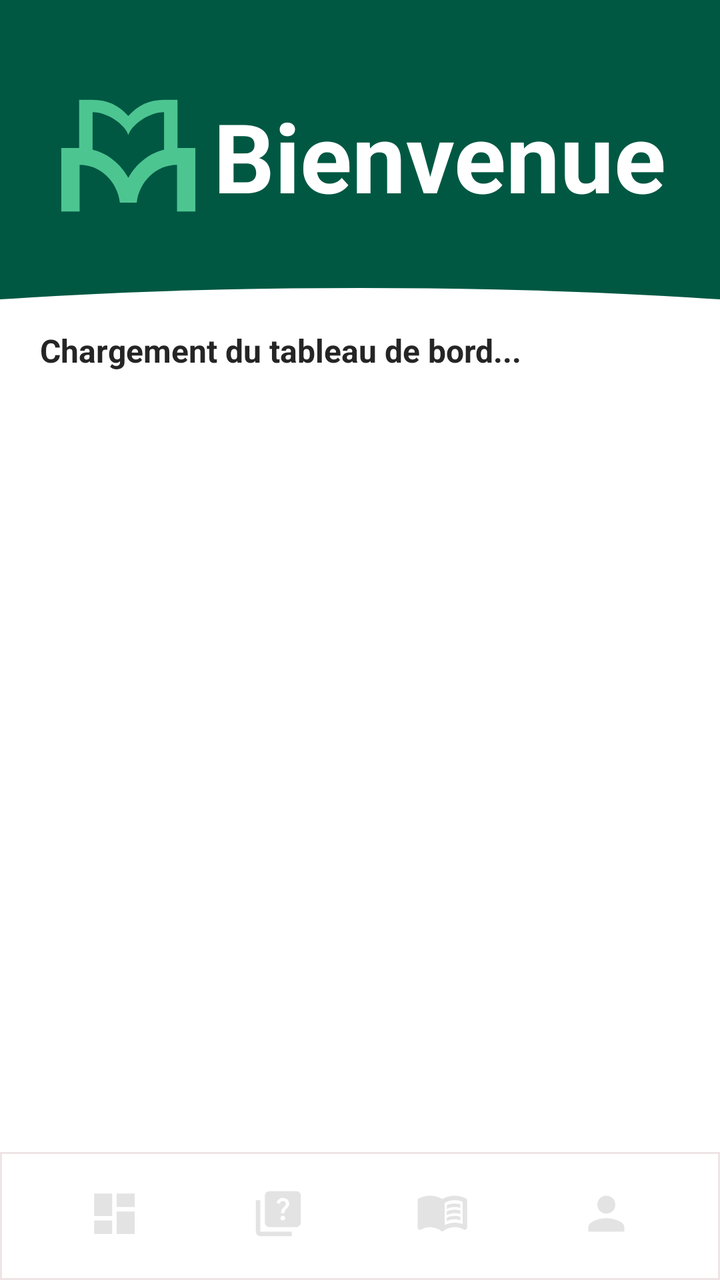
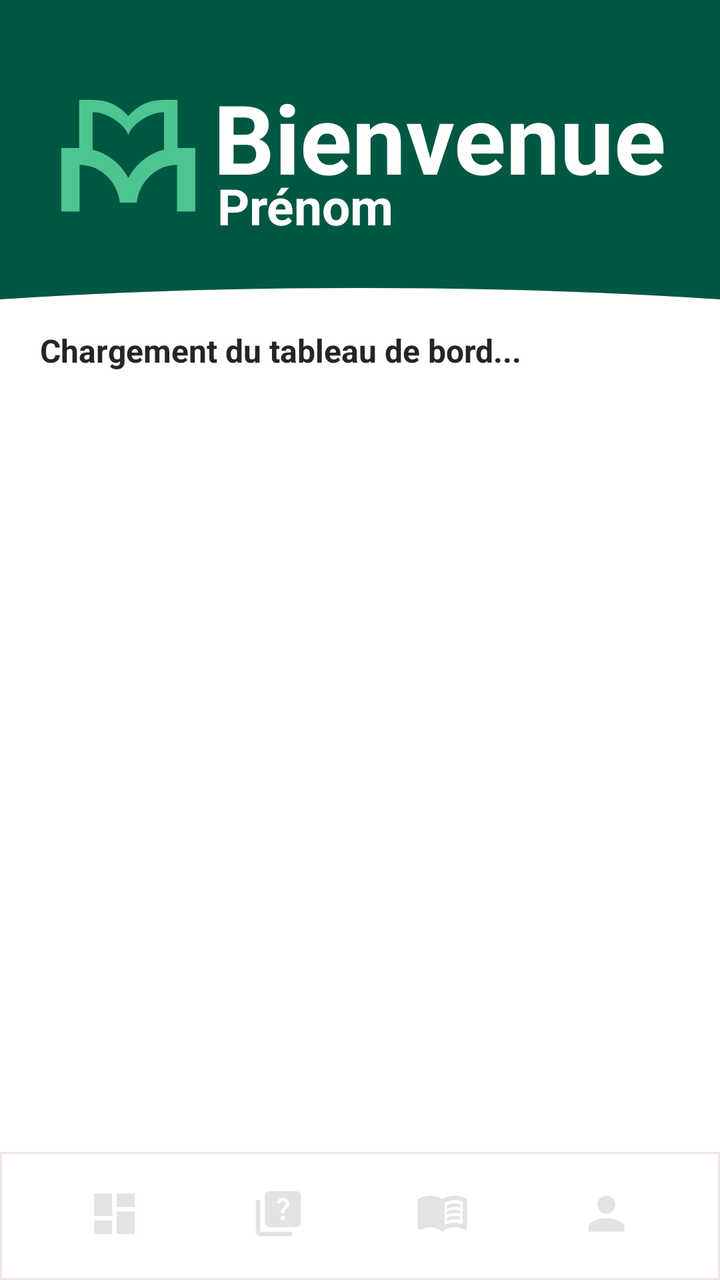

Before-and-after screenshots of an Android layout around one commit, followed by the original layout XML and the change that was made.
<!-- AndroidManifest.xml: activity theme Theme.MiniMoodle -->
<!-- res/layout/activity_main.xml -->
<?xml version="1.0" encoding="utf-8"?>
<LinearLayout xmlns:android="http://schemas.android.com/apk/res/android"
    xmlns:app="http://schemas.android.com/apk/res-auto"
    xmlns:tools="http://schemas.android.com/tools"
    android:id="@+id/main"
    android:layout_width="match_parent"
    android:layout_height="match_parent"
    android:background="@color/header_green"
    android:orientation="vertical"
    tools:context=".activites.MainActivity">

    <LinearLayout
        android:id="@+id/mainHeader"
        android:layout_width="match_parent"
        android:layout_height="144dp"
        android:background="@color/header_green"
        android:gravity="center"
        android:orientation="horizontal"
        android:paddingTop="28dp"
        android:paddingBottom="16dp">

        <ImageView
            android:layout_width="75dp"
            android:layout_height="75dp"
            android:contentDescription="@string/app_name"
            android:src="@drawable/ic_moodle_logo" />

        <TextView
            android:layout_width="wrap_content"
            android:layout_height="wrap_content"
            android:layout_marginLeft="5dp"
            android:text="Bienvenue"
            android:textColor="@color/white"
            android:textSize="48sp"
            android:textStyle="bold" />
    </LinearLayout>

    <View
        android:layout_width="700dp"
        android:layout_height="80dp"
        android:layout_gravity="center_horizontal"
        android:layout_marginBottom="-70dp"
        android:background="@drawable/bg_dome_white" />

    <ScrollView
        android:id="@+id/quizzesScroll"
        android:layout_width="match_parent"
        android:layout_height="0dp"
        android:layout_weight="1"
        android:background="@color/white"
        android:fillViewport="true">

        <LinearLayout
            android:id="@+id/dashboardContent"
            android:layout_width="match_parent"
            android:layout_height="wrap_content"
            android:orientation="vertical"
            android:paddingStart="20dp"
            android:paddingTop="10dp"
            android:paddingEnd="20dp"
            android:paddingBottom="18dp"
            tools:ignore="all">

            <TextView
                android:id="@+id/welcomeText"
                android:layout_width="match_parent"
                android:layout_height="wrap_content"
                android:text="Chargement du tableau de bord..."
                android:textColor="@color/text_dark"
                android:textSize="16sp"
                android:textStyle="bold" />
        </LinearLayout>
    </ScrollView>

    <include
        android:id="@+id/quizzesBottomNav"
        layout="@layout/layout_bottom_nav"
        android:layout_width="match_parent"
        android:layout_height="64dp" />

</LinearLayout>
<!-- res/layout/layout_bottom_nav.xml (included above) -->
<?xml version="1.0" encoding="utf-8"?>
<LinearLayout xmlns:android="http://schemas.android.com/apk/res/android"
    android:id="@+id/bottomNav"
    android:layout_width="match_parent"
    android:layout_height="64dp"
    android:background="@drawable/bg_bottom_nav"
    android:gravity="center"
    android:orientation="horizontal"
    android:paddingStart="16dp"
    android:paddingEnd="16dp">

    <LinearLayout
        android:layout_width="0dp"
        android:layout_height="match_parent"
        android:layout_weight="1"
        android:gravity="center"
        android:orientation="vertical">

        <ImageButton
            android:id="@+id/navDashboard"
            android:layout_width="match_parent"
            android:layout_height="42dp"
            android:background="?attr/selectableItemBackgroundBorderless"
            android:contentDescription="@string/nav_dashboard"
            android:paddingTop="10dp"
            android:paddingBottom="5dp"
            android:scaleType="fitCenter"
            android:src="@drawable/ic_nav_dashboard" />

        <View
            android:id="@+id/navDashboardDot"
            android:layout_width="6dp"
            android:layout_height="6dp"
            android:layout_marginBottom="1dp"
            android:background="@drawable/bg_nav_dot"
            android:visibility="invisible" />
    </LinearLayout>

    <LinearLayout
        android:layout_width="0dp"
        android:layout_height="match_parent"
        android:layout_weight="1"
        android:gravity="center"
        android:orientation="vertical">

        <ImageButton
            android:id="@+id/navAssignments"
            android:layout_width="match_parent"
            android:layout_height="42dp"
            android:background="?attr/selectableItemBackgroundBorderless"
            android:contentDescription="@string/nav_quizzes"
            android:paddingTop="10dp"
            android:paddingBottom="5dp"
            android:scaleType="fitCenter"
            android:src="@drawable/ic_nav_quiz" />

        <View
            android:id="@+id/navAssignmentsDot"
            android:layout_width="6dp"
            android:layout_height="6dp"
            android:layout_marginBottom="1dp"
            android:background="@drawable/bg_nav_dot"
            android:visibility="invisible" />
    </LinearLayout>

    <LinearLayout
        android:layout_width="0dp"
        android:layout_height="match_parent"
        android:layout_weight="1"
        android:gravity="center"
        android:orientation="vertical">

        <ImageButton
            android:id="@+id/navCourses"
            android:layout_width="match_parent"
            android:layout_height="42dp"
            android:background="?attr/selectableItemBackgroundBorderless"
            android:contentDescription="@string/nav_courses"
            android:paddingTop="10dp"
            android:paddingBottom="5dp"
            android:scaleType="fitCenter"
            android:src="@drawable/ic_nav_book" />

        <View
            android:id="@+id/navCoursesDot"
            android:layout_width="6dp"
            android:layout_height="6dp"
            android:layout_marginBottom="1dp"
            android:background="@drawable/bg_nav_dot"
            android:visibility="invisible" />
    </LinearLayout>

    <LinearLayout
        android:layout_width="0dp"
        android:layout_height="match_parent"
        android:layout_weight="1"
        android:gravity="center"
        android:orientation="vertical">

        <ImageButton
            android:id="@+id/navProfile"
            android:layout_width="match_parent"
            android:layout_height="42dp"
            android:background="?attr/selectableItemBackgroundBorderless"
            android:contentDescription="@string/nav_profile"
            android:paddingTop="10dp"
            android:paddingBottom="5dp"
            android:scaleType="fitCenter"
            android:src="@drawable/ic_nav_profile" />

        <View
            android:id="@+id/navProfileDot"
            android:layout_width="6dp"
            android:layout_height="6dp"
            android:layout_marginBottom="1dp"
            android:background="@drawable/bg_nav_dot"
            android:visibility="invisible" />
    </LinearLayout>

</LinearLayout>
<!-- resources referenced by this layout -->
<resources>
  <color name="header_green">#005842</color>
  <color name="text_dark">#252525</color>
  <color name="white">#FFFFFFFF</color>
  <!-- drawable bg_bottom_nav (drawable) -->
  <?xml version="1.0" encoding="utf-8"?>
  <shape xmlns:android="http://schemas.android.com/apk/res/android">
      <solid android:color="@color/white" />
      <stroke android:width="1dp" android:color="#EFE4E5" />
  </shape>
  <!-- drawable bg_dome_white (drawable) -->
  <?xml version="1.0" encoding="utf-8"?>
  <shape xmlns:android="http://schemas.android.com/apk/res/android"
      android:shape="oval">
      <solid android:color="@color/white" />
  </shape>
  <!-- drawable bg_nav_dot (drawable) -->
  <?xml version="1.0" encoding="utf-8"?>
  <shape xmlns:android="http://schemas.android.com/apk/res/android"
      android:shape="oval">
      <solid android:color="@color/button_orange" />
  </shape>
  <!-- drawable ic_moodle_logo (drawable) -->
  <vector xmlns:android="http://schemas.android.com/apk/res/android"
      android:width="240dp"
      android:height="240dp"
      android:viewportWidth="240"
      android:viewportHeight="240">
    <path
        android:pathData="M198.69,107.79l28.56,-0l0,101.43l-29.32,0l0,-74.55c-33.11,0 -60.46,26.42 -64.45,60.52l-26.97,0c-3.98,-34.09 -31.34,-60.52 -64.45,-60.52l0,74.55l-29.32,0l0,-101.43l28.56,0l0,-77.01l21.51,0c24.38,0 41.09,8.65 57.18,25.77c16.09,-17.12 32.8,-25.77 57.18,-25.77l21.51,-0l0,77.01ZM62.82,110.35c24.34,6.11 44.89,22.73 57.18,45.1c12.29,-22.37 32.84,-38.99 57.18,-45.1l0,-59.85c-24.29,0 -52.1,20.42 -57.18,36.67c-4.66,-16.27 -32.89,-36.67 -57.18,-36.67l-0,59.85Z"
        android:fillColor="#4dc591"/>
  </vector>
  <!-- drawable ic_nav_dashboard (drawable) -->
  <vector xmlns:android="http://schemas.android.com/apk/res/android"
      android:width="24dp"
      android:height="24dp"
      android:viewportWidth="960"
      android:viewportHeight="960">
    <path
        android:pathData="M520,360v-240h320v240L520,360ZM120,520v-400h320v400L120,520ZM520,840v-400h320v400L520,840ZM120,840v-240h320v240L120,840Z"
        android:fillColor="#e3e3e3"/>
  </vector>
  <!-- drawable ic_nav_profile (drawable) -->
  <vector xmlns:android="http://schemas.android.com/apk/res/android"
      android:width="24dp"
      android:height="24dp"
      android:viewportWidth="24"
      android:viewportHeight="24">
    <path
        android:pathData="M12,12c2.21,0 4,-1.79 4,-4s-1.79,-4 -4,-4 -4,1.79 -4,4 1.79,4 4,4zM12,14c-2.67,0 -8,1.34 -8,4v2h16v-2c0,-2.66 -5.33,-4 -8,-4z"
        android:fillColor="#e3e3e3"/>
  </vector>
  <string name="app_name">Mini Moodle</string>
  <string name="nav_courses">Cours</string>
  <string name="nav_dashboard">Tableau de bord</string>
  <string name="nav_profile">Compte</string>
  <string name="nav_quizzes">Quiz</string>
  <style name="Theme.MiniMoodle" parent="Base.Theme.MiniMoodle" />
  <color name="button_orange">#FF7648</color>
  <style name="Base.Theme.MiniMoodle" parent="Theme.AppCompat.Light.NoActionBar">
          <item name="android:windowLightStatusBar">true</item>
          <item name="android:statusBarColor">@color/screen_gray</item>
          <item name="colorPrimary">@color/header_green</item>
          <item name="colorAccent">@color/button_orange</item>
      </style>
  <color name="screen_gray">#faf9f9</color>
  <!-- unchanged entries left out for length: 2 -->
</resources>

<!-- the commit's change to res/layout/activity_main.xml (unified diff, before → after) -->
@@ -25,14 +25,31 @@
             android:contentDescription="@string/app_name"
             android:src="@drawable/ic_moodle_logo" />
 
-        <TextView
+        <LinearLayout
             android:layout_width="wrap_content"
-            android:layout_height="wrap_content"
-            android:layout_marginLeft="5dp"
-            android:text="Bienvenue"
-            android:textColor="@color/white"
-            android:textSize="48sp"
-            android:textStyle="bold" />
+            android:layout_height="144dp"
+            android:background="@color/header_green"
+            android:gravity="center_vertical"
+            android:orientation="vertical"
+>
+            <TextView
+                android:layout_width="wrap_content"
+                android:layout_height="wrap_content"
+                android:layout_marginLeft="5dp"
+                android:text="Bienvenue"
+                android:textColor="@color/white"
+                android:textSize="48sp"
+                android:textStyle="bold" />
+            <TextView
+                android:layout_width="wrap_content"
+                android:layout_height="wrap_content"
+                android:layout_marginLeft="7dp"
+                android:layout_marginTop="-15dp"
+                android:text="Prénom"
+                android:textColor="@color/white"
+                android:textSize="25sp"
+                android:textStyle="bold" />
+        </LinearLayout>
     </LinearLayout>
 
     <View
